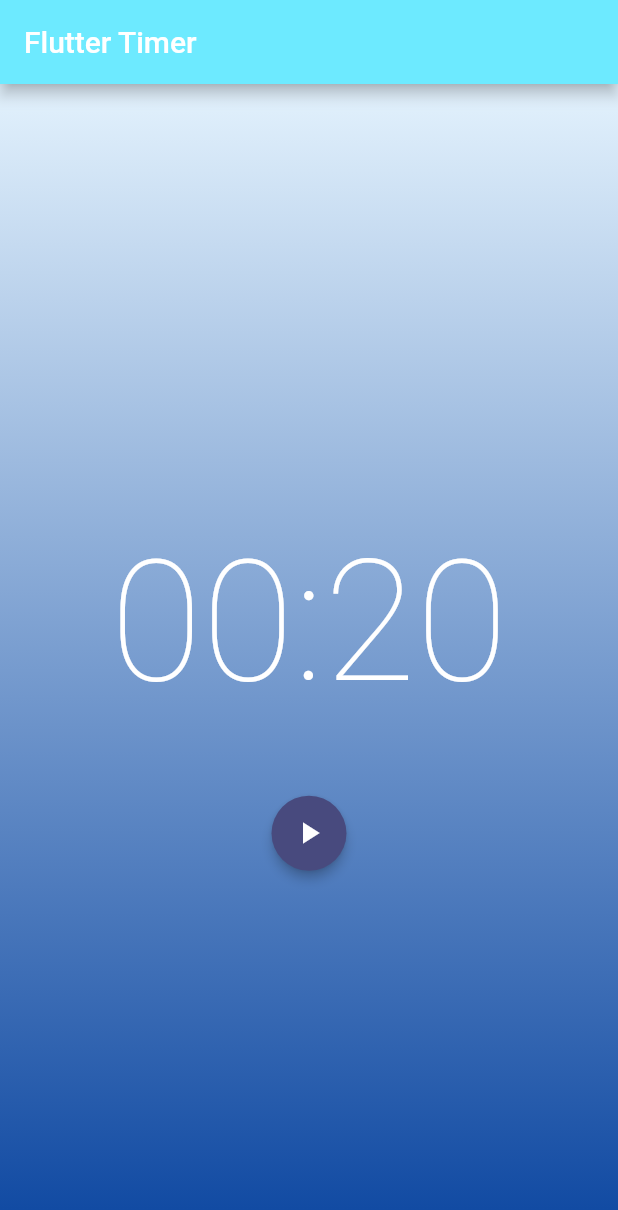
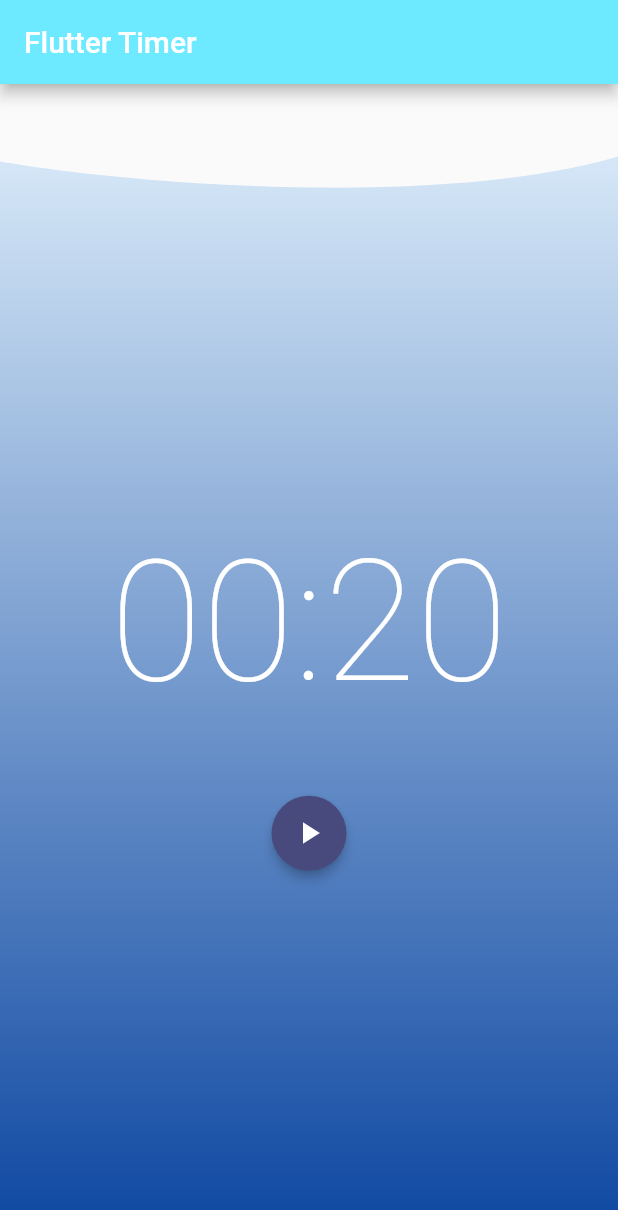
Before and after one commit to Cyrille-Dakhlia/flutter-training-timer-app, a Flutter app: the screen it shows after launch, on a phone screen of 412 x 824 dp. Shown: the top 1210 px of the screen. Run offline on Flutter 3.47's test engine with Material 2 defaults, Android fonts, the phone set to English and light mode, and no system bars; our stand-ins replace bloc, equatable, flutter_bloc.

Commit message:
feat: clip background and add animation to it

```diff
--- a/lib/timer/view/timer_page.dart
+++ b/lib/timer/view/timer_page.dart
@@ -1,3 +1,5 @@
+import 'dart:math' as math;
+
 import 'package:flutter/material.dart';
 import 'package:flutter_bloc/flutter_bloc.dart';
 import 'package:flutter_timer/components/stack_animation.dart';
@@ -11,13 +13,42 @@ class TimerPage extends StatelessWidget {
   Widget build(BuildContext context) {
     return BlocProvider(
       create: (_) => TimerBloc(ticker: const Ticker()),
-      child: const TimerView(),
+      child: TimerView(),
     );
   }
 }
 
-class TimerView extends StatelessWidget {
-  const TimerView({Key? key}) : super(key: key);
+class TimerView extends StatefulWidget {
+  TimerView({Key? key}) : super(key: key);
+
+  @override
+  State<TimerView> createState() => _TimerViewState();
+}
+
+class _TimerViewState extends State<TimerView>
+    with SingleTickerProviderStateMixin {
+  late AnimationController _controller;
+  late Animation<double> _animation;
+
+  @override
+  void initState() {
+    super.initState();
+    _controller = AnimationController(
+      duration: const Duration(seconds: 15),
+      value: 0.0,
+      upperBound: 1.0,
+      lowerBound: 0.0,
+      vsync: this,
+    )..repeat(reverse: true);
+
+    _animation = CurvedAnimation(parent: _controller, curve: Curves.easeInOut);
+  }
+
+  @override
+  void dispose() {
+    _controller.dispose();
+    super.dispose();
+  }
 
   @override
   Widget build(BuildContext context) {
@@ -28,7 +59,16 @@ class TimerView extends StatelessWidget {
       ),
       body: Stack(
         children: [
-          Background(),
+          AnimatedBuilder(
+            animation: _animation,
+            builder: (BuildContext context, Widget? child) {
+              return ClipPath(
+                clipper: MyWavyClipper(_animation.value),
+                child: child,
+              );
+            },
+            child: Background(),
+          ),
           Column(
             mainAxisAlignment: MainAxisAlignment.center,
             crossAxisAlignment: CrossAxisAlignment.center,
@@ -44,6 +84,53 @@ class TimerView extends StatelessWidget {
       ),
     );
   }
+}
+
+class MyWavyClipper extends CustomClipper<Path> {
+  double movingValue;
+  MyWavyClipper(this.movingValue);
+
+  @override
+  Path getClip(Size size) {
+    var marginFromTop = 50.0;
+
+    var intensityFactorForControlPoints = 1.5;
+    var intensityFactorForEdges = 0.3;
+
+    var xVariation = size.width * math.cos(math.pi * movingValue);
+    var yVariation =
+        marginFromTop * math.sin(math.pi * movingValue - math.pi / 2);
+
+    var xVariationForControlPoints =
+        0.25 * xVariation * intensityFactorForControlPoints;
+    var yVariationForControlPoints =
+        2 * yVariation * intensityFactorForControlPoints;
+
+    var x1ControlPoint = size.width * 0.25 + (xVariationForControlPoints);
+    var y1ControlPoint = marginFromTop + (yVariationForControlPoints);
+
+    var x2ControlPoint = size.width * 0.75 + (xVariationForControlPoints);
+    var y2ControlPoint = marginFromTop * 2 - (yVariationForControlPoints);
+
+    var yVariationForEdges = yVariation * intensityFactorForEdges;
+
+    return Path()
+      ..lineTo(0, marginFromTop + (yVariationForEdges))
+      ..cubicTo(
+        x1ControlPoint,
+        y1ControlPoint,
+        x2ControlPoint,
+        y2ControlPoint,
+        size.width,
+        marginFromTop - (yVariationForEdges),
+      )
+      ..lineTo(size.width, size.height)
+      ..lineTo(0, size.height)
+      ..close();
+  }
+
+  @override
+  bool shouldReclip(covariant CustomClipper<dynamic> oldClipper) => true;
 }
 
 class Background extends StatelessWidget {
```
